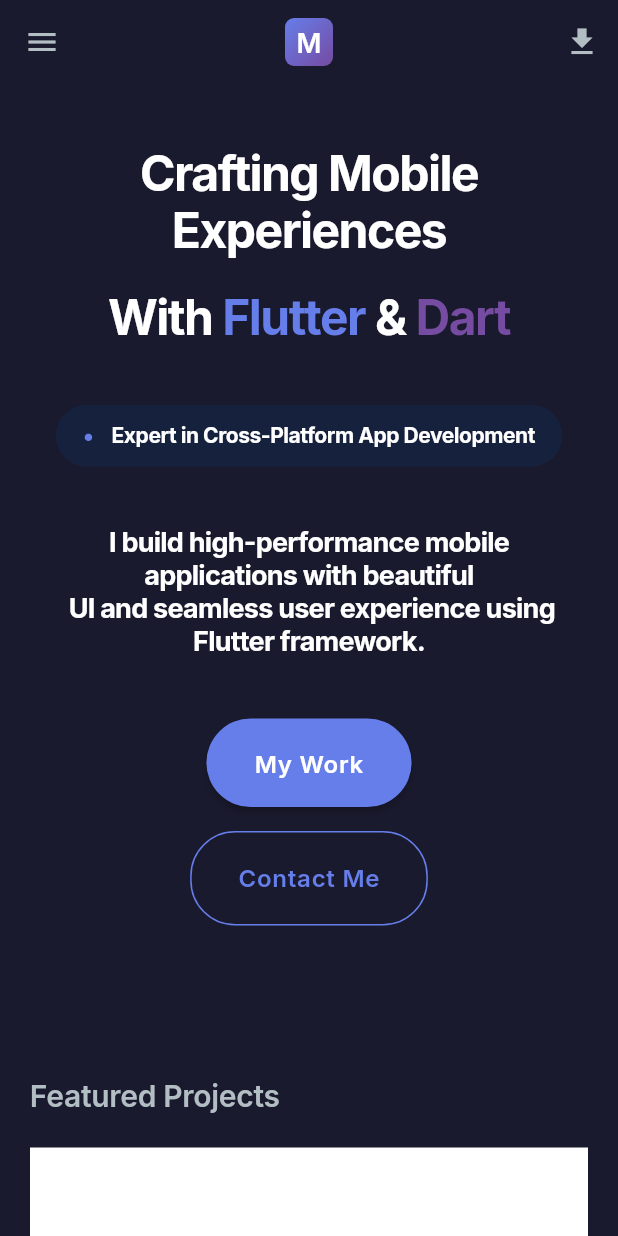
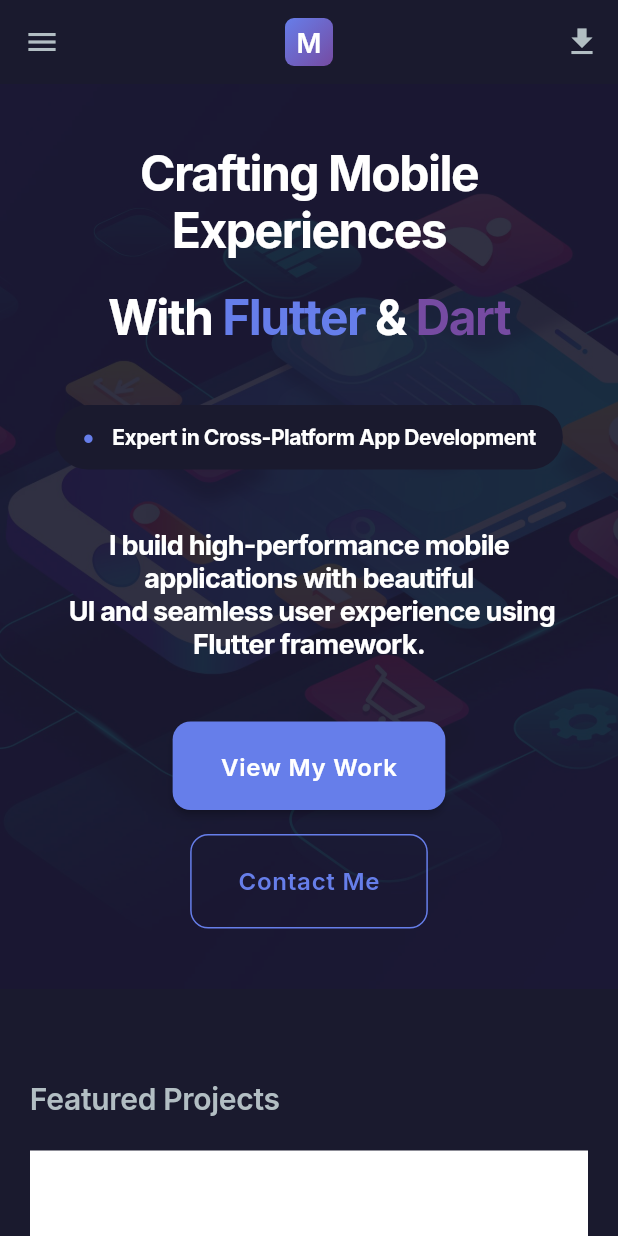
Before and after one commit to MakariosFared/portfolio, a Flutter app: the screen it shows after launch, on a phone screen of 412 x 824 dp. Run offline on Flutter 3.47's test engine with Material 3 defaults, Android fonts, the phone set to English and light mode, and no system bars; our stand-ins replace animate_do, dio, google_fonts.

Commit message:
feat: Implement initial home page layout including desktop app bar and hero section, adding `liquid_glass_renderer` and a background image.

```diff
--- a/lib/features/home/widgets/desktop_app_bar.dart
+++ b/lib/features/home/widgets/desktop_app_bar.dart
@@ -11,8 +11,8 @@
     SizeConfig.init(context);
     return Container(
       padding: const EdgeInsets.symmetric(horizontal: 40, vertical: 20),
-      color: AppColors.backgroundDark.withValues(
-        alpha: 0.9,
+      decoration: BoxDecoration(
+        color: AppColors.backgroundDark.withValues(alpha: 0.5),
       ), // Glassmorphism base
       child: Row(
         mainAxisAlignment: MainAxisAlignment.spaceBetween,
@@ -99,7 +99,7 @@
       child: Text(
         title,
         style: AppTypography.bodyMedium.copyWith(
-          color: AppColors.textLight,
+          color: AppColors.textOnPrimary,
           fontWeight: FontWeight.w500,
         ),
       ),
--- a/lib/features/home/widgets/hero_section.dart
+++ b/lib/features/home/widgets/hero_section.dart
@@ -22,13 +22,11 @@
             horizontal: horizontalPadding,
           ),
           decoration: BoxDecoration(
-            color: AppColors.backgroundDark,
-            // Placeholder for background image
-            // image: const DecorationImage(
-            //   image: AssetImage('assets/images/hero_bg.png'),
-            //   fit: BoxFit.cover,
-            //   opacity: 0.1,
-            // ),
+            image: const DecorationImage(
+              image: AssetImage('assets/images/5809368.jpg'),
+              fit: BoxFit.cover,
+              opacity: 0.1,
+            ),
           ),
           child: Column(
             mainAxisSize: MainAxisSize.min,
@@ -88,7 +86,7 @@
                     vertical: 10,
                   ),
                   decoration: BoxDecoration(
-                    color: AppColors.surfaceDark,
+                    color: AppColors.backgroundDark,
                     borderRadius: BorderRadius.circular(120),
                   ),
                   child: Row(
@@ -98,7 +96,7 @@
                         '•',
                         style: AppTypography.h2.copyWith(
                           color: AppColors.primary,
-                          fontSize: isMobile ? 16 : 18,
+                          fontSize: 18,
                         ),
                       ),
                       const SizedBox(width: 12),
@@ -131,7 +129,7 @@
                   ? Column(
                       children: [
                         _Button(
-                          text: 'My Work',
+                          text: 'View My Work',
                           onPressed: () {},
                           isPrimary: true,
                         ),
@@ -149,7 +147,7 @@
                         FadeInLeft(
                           delay: const Duration(milliseconds: 600),
                           child: _Button(
-                            text: 'My Work',
+                            text: 'View My Work',
                             onPressed: () {},
                             isPrimary: true,
                           ),
@@ -191,14 +189,14 @@
             backgroundColor: AppColors.primary,
             padding: const EdgeInsets.symmetric(horizontal: 32, vertical: 20),
             shape: RoundedRectangleBorder(
-              borderRadius: BorderRadius.circular(30),
+              borderRadius: BorderRadius.circular(12),
             ),
           )
         : OutlinedButton.styleFrom(
             side: const BorderSide(color: AppColors.primary),
             padding: const EdgeInsets.symmetric(horizontal: 32, vertical: 20),
             shape: RoundedRectangleBorder(
-              borderRadius: BorderRadius.circular(30),
+              borderRadius: BorderRadius.circular(12),
             ),
           );
 
--- a/pubspec.yaml
+++ b/pubspec.yaml
@@ -60,6 +60,7 @@
   get_it: ^9.2.0
   injectable: ^2.7.1+4
   injectable_generator: ^2.8.1
+  liquid_glass_renderer: ^0.2.0-dev.4
 
 dev_dependencies:
   flutter_test:
```
Also changed, not shown: assets/images/5809368.jpg (added), pubspec.lock.
